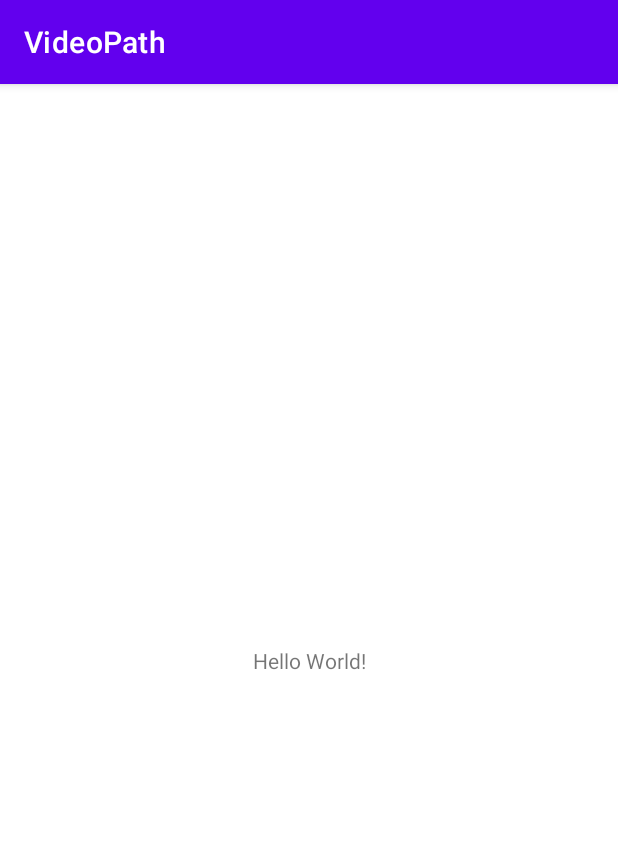
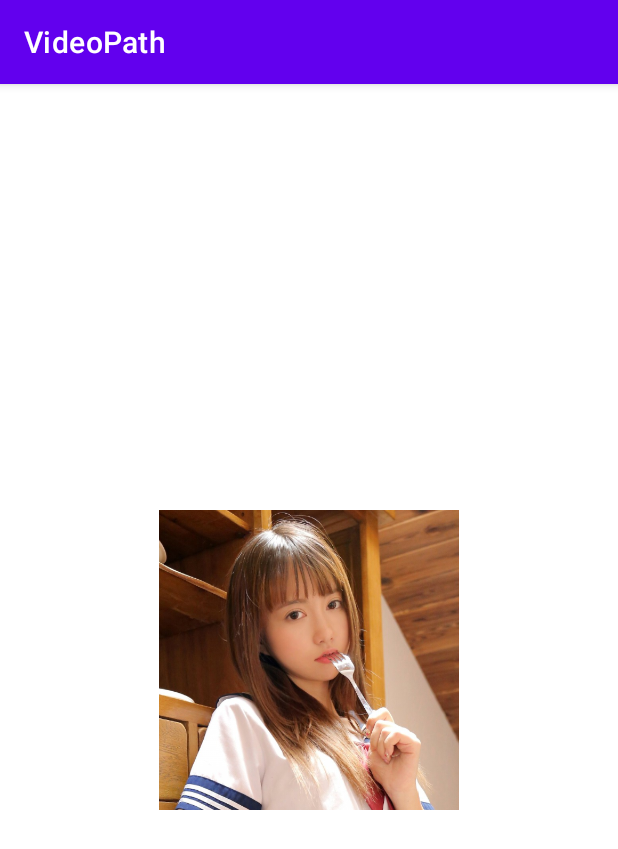
Before and after one commit to wygsqsj/videoPath, an Android app: the screen it shows after launch (Demo1Activity), on a phone screen of 412 x 824 dp. Shown: the top 849 px of the screen. Run offline under Robolectric (Android 15) with nearby library versions, the phone set to English and light mode, and no system bars.

Commit message:
day1构建

```diff
--- a/app/src/main/AndroidManifest.xml
+++ b/app/src/main/AndroidManifest.xml
@@ -9,7 +9,7 @@
         android:roundIcon="@mipmap/ic_launcher_round"
         android:supportsRtl="true"
         android:theme="@style/Theme.VideoPath">
-        <activity android:name=".Demo1Activity">
+        <activity android:name=".demo1.Demo1Activity">
             <intent-filter>
                 <action android:name="android.intent.action.MAIN" />
 
--- a/app/src/main/java/com/wish/videopath/Demo1Activity.kt
+++ b/app/src/main/java/com/wish/videopath/demo1/Demo1Activity.kt
@@ -1,12 +1,13 @@
-package com.wish.videopath
+package com.wish.videopath.demo1
 
 import androidx.appcompat.app.AppCompatActivity
 import android.os.Bundle
+import com.wish.videopath.R
 
 class Demo1Activity : AppCompatActivity() {
+
     override fun onCreate(savedInstanceState: Bundle?) {
         super.onCreate(savedInstanceState)
         setContentView(R.layout.activity_main)
-
     }
 }
--- a/app/src/main/res/layout/activity_main.xml
+++ b/app/src/main/res/layout/activity_main.xml
@@ -4,12 +4,13 @@
     xmlns:tools="http://schemas.android.com/tools"
     android:layout_width="match_parent"
     android:layout_height="match_parent"
-    tools:context=".Demo1Activity">
+    tools:context=".demo1.Demo1Activity">
 
-    <TextView
-        android:layout_width="wrap_content"
-        android:layout_height="wrap_content"
-        android:text="Hello World!"
+    <ImageView
+        android:layout_width="200dp"
+        android:layout_height="200dp"
+        android:src="@mipmap/mn"
+        android:scaleType="centerCrop"
         app:layout_constraintBottom_toBottomOf="parent"
         app:layout_constraintLeft_toLeftOf="parent"
         app:layout_constraintRight_toRightOf="parent"
```
Also changed, not shown: app/src/main/java/com/wish/videopath/demo1/MyImageView.kt (added, +26 -0 lines), app/src/main/res/mipmap-xhdpi/mn.jpg (added), gradle/wrapper/gradle-wrapper.properties.
